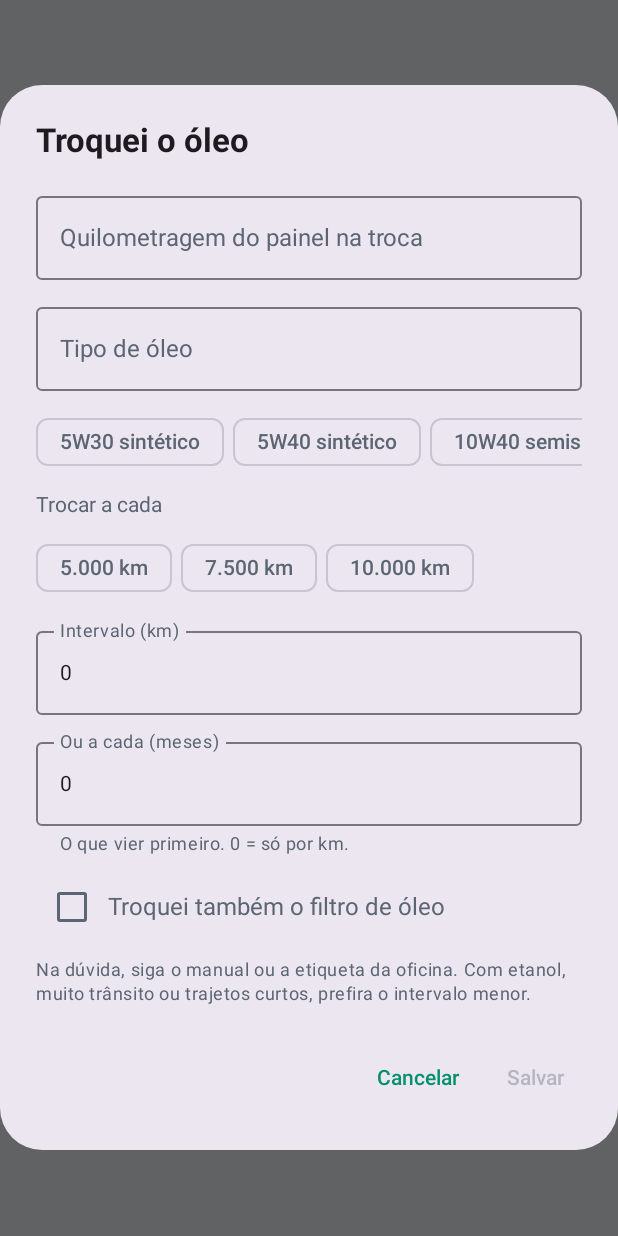
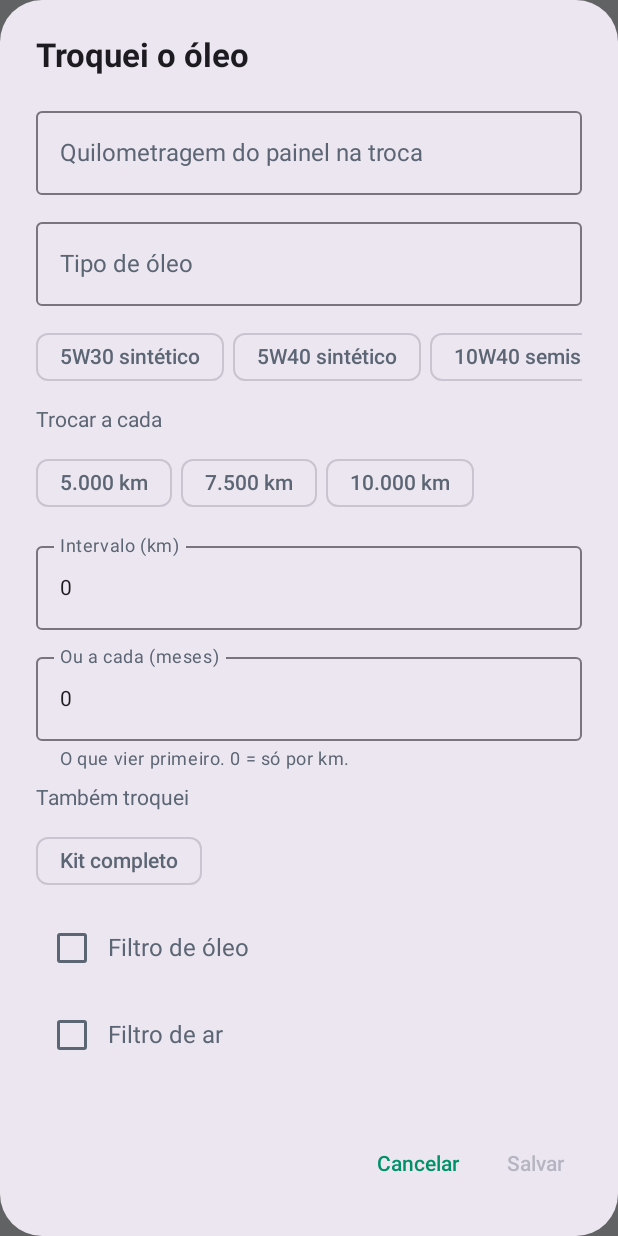
Before and after one commit to curumim22/obd-facil, an Android app built with Jetpack Compose: the composable OilDialog called with empty values, on a phone screen of 412 x 824 dp. Run offline under Robolectric (Android 15) with nearby library versions, the phone set to English and light mode, and no system bars.

Commit message:
v1.8: filtros de ar e de combustível no registro de revisão
Co-Authored-By: Claude Opus 5.5 <noreply@anthropic.com>
Claude-Session: https://claude.ai/code/session_01JWP9pzLhmVSjBa7uppprBn

```diff
--- a/app/build.gradle.kts
+++ b/app/build.gradle.kts
@@ -12,8 +12,8 @@ android {
         applicationId = "com.obdfacil.app"
         minSdk = 26
         targetSdk = 35
-        versionCode = 8
-        versionName = "1.7"
+        versionCode = 9
+        versionName = "1.8"
     }
 
     // Assinatura fixa: o mesmo certificado em toda compilação, para o Android aceitar
--- a/app/src/main/java/com/obdfacil/app/CarSession.kt
+++ b/app/src/main/java/com/obdfacil/app/CarSession.kt
@@ -348,8 +348,9 @@ class CarSession(private val app: Application) {
     }
 
     /** Registra uma troca de óleo. Se a km informada é a atual (ou a mais recente conhecida), atualiza o odômetro. */
-    fun registerOilChange(km: Double, oilType: String, intervalKm: Int, months: Int, filter: Boolean, ts: Long = System.currentTimeMillis()) {
-        oil.add(com.obdfacil.app.data.OilChange(ts, km, oilType.trim(), intervalKm, months, filter))
+    fun registerOilChange(km: Double, oilType: String, intervalKm: Int, months: Int, filter: Boolean,
+                          airFilter: Boolean = false, fuelFilter: Boolean = false, ts: Long = System.currentTimeMillis()) {
+        oil.add(com.obdfacil.app.data.OilChange(ts, km, oilType.trim(), intervalKm, months, filter, airFilter, fuelFilter))
         prefs.edit().putString("oil_type_last", oilType.trim()).putInt("oil_interval_last", intervalKm)
             .putInt("oil_months_last", months).apply()
         val est = tank.estimatedOdometer
--- a/app/src/main/java/com/obdfacil/app/ui/components/OilUi.kt
+++ b/app/src/main/java/com/obdfacil/app/ui/components/OilUi.kt
@@ -114,7 +114,7 @@ fun OilCard(plan: OilPlan?, history: List<OilChange>, onRegister: () -> Unit, on
                         Column(Modifier.weight(1f)) {
                             Text("${fmtDate(c.ts)} · ${brKm(c.km)} km", style = MaterialTheme.typography.bodyMedium)
                             Text("${c.oilType.ifBlank { "óleo não informado" }} · a cada ${brKm(c.intervalKm.toDouble())} km" +
-                                    (if (c.filter) " · com filtro" else ""),
+                                    c.filtersText.let { if (it.isBlank()) "" else " · $it" },
                                 style = MaterialTheme.typography.bodySmall, color = MaterialTheme.colorScheme.onSurfaceVariant)
                         }
                         IconButton(onClick = { onDelete(c.ts) }) { Icon(Icons.Rounded.Delete, "Apagar") }
@@ -128,7 +128,8 @@ fun OilCard(plan: OilPlan?, history: List<OilChange>, onRegister: () -> Unit, on
     }
 }
 
-data class OilInput(val km: Double, val oilType: String, val intervalKm: Int, val months: Int, val filter: Boolean, val ts: Long)
+data class OilInput(val km: Double, val oilType: String, val intervalKm: Int, val months: Int, val filter: Boolean,
+                    val airFilter: Boolean, val fuelFilter: Boolean, val ts: Long)
 
 @Composable
 fun OilDialog(estimatedOdometer: Double?, firstTime: Boolean, lastType: String, lastInterval: Int, lastMonths: Int,
@@ -138,6 +139,8 @@ fun OilDialog(estimatedOdometer: Double?, firstTime: Boolean, lastType: String,
     var intervalText by remember { mutableStateOf(lastInterval.toString()) }
     var monthsText by remember { mutableStateOf(lastMonths.toString()) }
     var filter by remember { mutableStateOf(false) }
+    var airFilter by remember { mutableStateOf(false) }
+    var fuelFilter by remember { mutableStateOf(false) }
     var daysAgoText by remember { mutableStateOf("") }
 
     val km = kmText.filter { it.isDigit() }.toDoubleOrNull()
@@ -148,7 +151,7 @@ fun OilDialog(estimatedOdometer: Double?, firstTime: Boolean, lastType: String,
 
     AlertDialog(
         onDismissRequest = onDismiss,
-        title = { Text(if (firstTime) "Última troca de óleo" else "Troquei o óleo") },
+        title = { Text(if (firstTime) "Última revisão" else "Troquei o óleo") },
         text = {
             Column(Modifier.verticalScroll(rememberScrollState()), verticalArrangement = Arrangement.spacedBy(10.dp)) {
                 OutlinedTextField(kmText, { kmText = it }, singleLine = true,
@@ -172,9 +175,19 @@ fun OilDialog(estimatedOdometer: Double?, firstTime: Boolean, lastType: String,
                 OutlinedTextField(monthsText, { monthsText = it }, singleLine = true, label = { Text("Ou a cada (meses)") },
                     supportingText = { Text("O que vier primeiro. 0 = só por km.") },
                     keyboardOptions = KeyboardOptions(keyboardType = KeyboardType.Number), modifier = Modifier.fillMaxWidth())
-                Row(verticalAlignment = Alignment.CenterVertically) {
-                    Checkbox(filter, { filter = it })
-                    Text("Troquei também o filtro de óleo", style = MaterialTheme.typography.bodyLarge)
+                Text("Também troquei", style = MaterialTheme.typography.bodyMedium)
+                Row(horizontalArrangement = Arrangement.spacedBy(6.dp)) {
+                    FilterChip(selected = filter && airFilter && fuelFilter,
+                        onClick = { val all = !(filter && airFilter && fuelFilter); filter = all; airFilter = all; fuelFilter = all },
+                        label = { Text("Kit completo") })
+                }
+                listOf(Triple("Filtro de óleo", filter) { v: Boolean -> filter = v },
+                       Triple("Filtro de ar", airFilter) { v: Boolean -> airFilter = v },
+                       Triple("Filtro de combustível", fuelFilter) { v: Boolean -> fuelFilter = v }).forEach { (label, on, set) ->
+                    Row(verticalAlignment = Alignment.CenterVertically, modifier = Modifier.fillMaxWidth().clickable { set(!on) }) {
+                        Checkbox(on, { set(it) })
+                        Text(label, style = MaterialTheme.typography.bodyLarge)
+                    }
                 }
                 if (firstTime) OutlinedTextField(daysAgoText, { daysAgoText = it }, singleLine = true,
                     label = { Text("Há quantos dias foi? (0 = hoje)") },
@@ -186,7 +199,7 @@ fun OilDialog(estimatedOdometer: Double?, firstTime: Boolean, lastType: String,
         },
         confirmButton = {
             TextButton(enabled = valid, onClick = {
-                onSave(OilInput(km!!, type, interval!!, months, filter,
+                onSave(OilInput(km!!, type, interval!!, months, filter, airFilter, fuelFilter,
                     System.currentTimeMillis() - daysAgo * 86_400_000L))
             }) { Text("Salvar") }
         },
--- a/app/src/main/java/com/obdfacil/app/ui/screens/DashboardScreen.kt
+++ b/app/src/main/java/com/obdfacil/app/ui/screens/DashboardScreen.kt
@@ -73,7 +73,7 @@ fun DashboardScreen(s: UiState, vm: CarSession, onRequestBluetooth: () -> Unit)
         firstTime = s.oilPlan == null,
         lastType = vm.lastOilType(), lastInterval = vm.lastOilInterval(), lastMonths = vm.lastOilMonths(),
         onDismiss = { showOil = false },
-        onSave = { o -> showOil = false; vm.registerOilChange(o.km, o.oilType, o.intervalKm, o.months, o.filter, o.ts) },
+        onSave = { o -> showOil = false; vm.registerOilChange(o.km, o.oilType, o.intervalKm, o.months, o.filter, o.airFilter, o.fuelFilter, o.ts) },
     )
     if (showCompare) FuelCompareDialog(
         lastEthanol = vm.lastPrice(FuelType.ETANOL),
```
Also changed, not shown: app/src/main/java/com/obdfacil/app/data/OilTracker.kt (+17 -3 lines), 2 other files.
